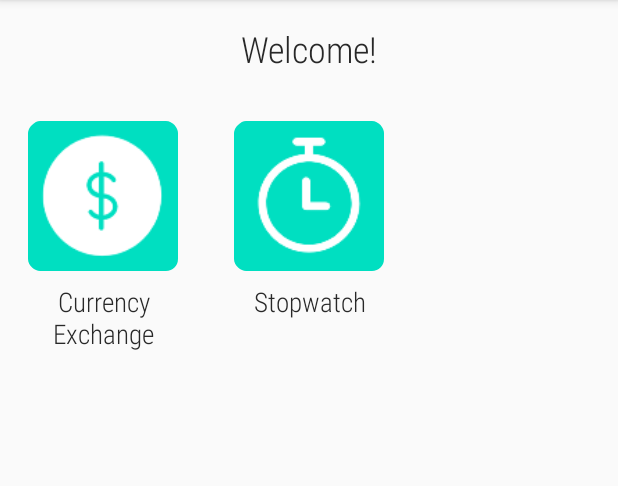
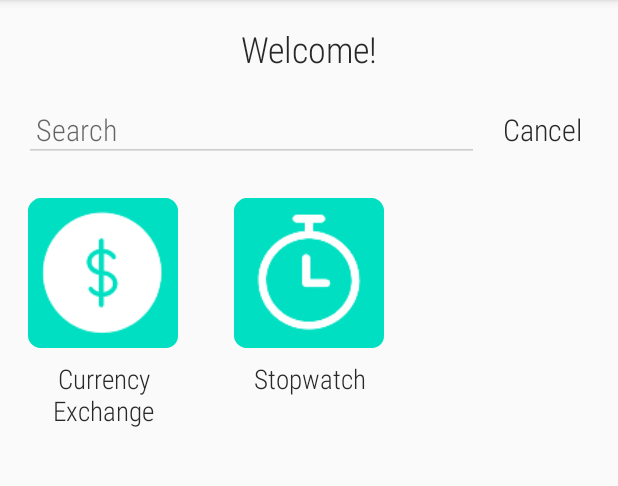
Before and after one commit to tarkowr/Utility-App, an Android app: the AppListFragment screen opened directly, with no data from a screen before it, on a phone screen of 412 x 824 dp, the part 84-570 px from its top. Run offline under Robolectric (Android 15) with nearby library versions, the phone set to English and light mode, and no system bars; 4 statements that could not run were skipped.

Commit message:
App search bar complete

```diff
--- a/app/src/main/java/com/example/utility/AppListFragment.java
+++ b/app/src/main/java/com/example/utility/AppListFragment.java
@@ -2,9 +2,12 @@ package com.example.utility;
 
 import android.content.Intent;
 import android.os.Bundle;
+import android.text.Editable;
+import android.text.TextWatcher;
 import android.view.LayoutInflater;
 import android.view.View;
 import android.view.ViewGroup;
+import android.widget.EditText;
 import android.widget.ImageView;
 import android.widget.TextView;
 
@@ -28,13 +31,17 @@ public class AppListFragment extends Fragment {
 
     private RecyclerView appList;
     private final int NUM_COLS = 3;
-    private List<AppItem> apps = new ArrayList<>();
+    private List<AppItem> apps;
+    private AppAdapter adapter;
+    private AppDataService appDataService;
 
     @Override
     public void onCreate(Bundle savedInstanceState){
         super.onCreate(savedInstanceState);
         setRetainInstance(true);
-        this.apps = InitializeApps();
+
+        this.appDataService = AppDataService.get(getActivity());
+        this.apps = new ArrayList<>(this.appDataService.getApps());
     }
 
     @Override
@@ -44,16 +51,53 @@ public class AppListFragment extends Fragment {
         appList.setLayoutManager(new GridLayoutManager(getActivity(), NUM_COLS));
 
         setupAdapter();
+
+        final EditText searchBar = view.findViewById(R.id.app_search_bar);
+        searchBar.addTextChangedListener(search);
+
+        TextView cancel = view.findViewById(R.id.txtCancel);
+        cancel.setOnClickListener(new View.OnClickListener() {
+            public void onClick(View v) {
+                searchBar.clearFocus();
+
+                if(!searchBar.getText().equals("")){
+                    searchBar.setText(null);
+                    handleAppSearch("");
+                }
+            }
+        });
+
         return view;
     }
 
-    private List<AppItem> InitializeApps(){
-        return AppDataService.get(getActivity()).getApps();
+    private TextWatcher search = new TextWatcher() {
+        @Override
+        public void beforeTextChanged(CharSequence charSequence, int i, int i1, int i2) { }
+
+        @Override
+        public void onTextChanged(CharSequence charSequence, int i, int i1, int i2) {
+            handleAppSearch(charSequence.toString());
+        }
+
+        @Override
+        public void afterTextChanged(Editable editable) { }
+    };
+
+    private void handleAppSearch(String search){
+        apps.clear();
+        List<AppItem> appList = appDataService.ReturnAppsByName(search);
+
+        for(AppItem app : appList){
+            apps.add(app);
+        }
+
+        adapter.notifyDataSetChanged();
     }
 
     private void setupAdapter(){
         if(isAdded()){
-            appList.setAdapter(new AppAdapter(apps, onAppClickListener));
+            this.adapter = new AppAdapter(this.apps, onAppClickListener);
+            appList.setAdapter(this.adapter);
         }
     }
 
--- a/app/src/main/java/com/example/utility/dataservice/AppDataService.java
+++ b/app/src/main/java/com/example/utility/dataservice/AppDataService.java
@@ -1,6 +1,7 @@
 package com.example.utility.dataservice;
 
 import android.content.Context;
+import android.util.Log;
 
 import com.example.utility.R;
 import com.example.utility.apps.CurrencyExchangeAppFragment;
@@ -58,4 +59,24 @@ public class AppDataService {
         return appItem;
     }
 
+    public List<AppItem> ReturnAppsByName(String name){
+        List<AppItem> appList = new ArrayList<>();
+
+        if (name.equals(null) || name.isEmpty()){
+            return apps;
+        }
+
+        Integer size = name.length();
+
+        for(AppItem app : apps){
+            String appName = app.getName();
+            Integer substringEndIndex = (size < appName.length() ? size : appName.length());
+            if(appName.substring(0, substringEndIndex).toLowerCase().equals(name.toLowerCase())){
+                appList.add(app);
+            }
+        }
+
+        return appList;
+    }
+
 }
--- a/app/src/main/res/drawable/navbar_border.xml
+++ b/app/src/main/res/drawable/navbar_border.xml
@@ -3,7 +3,8 @@
 
     <item android:left="-2dp"  android:right="-1dp">
         <shape android:shape="rectangle">
-            <stroke android:width="1dp" android:color="@color/colorPrimaryDark" />
+            <stroke android:width="1dp" android:color="#ccc" />
+            <solid android:color="#f4f4f4"></solid>
         </shape>
     </item>
 
--- a/app/src/main/res/layout/activity_home.xml
+++ b/app/src/main/res/layout/activity_home.xml
@@ -27,7 +27,6 @@
         android:id="@+id/home_fragment_container"
         android:layout_width="match_parent"
         android:layout_height="0dp"
-        android:layout_marginTop="16dp"
         app:layout_constraintBottom_toBottomOf="parent"
         app:layout_constraintEnd_toEndOf="parent"
         app:layout_constraintHorizontal_bias="0.5"
--- a/app/src/main/res/layout/fragment_app_list.xml
+++ b/app/src/main/res/layout/fragment_app_list.xml
@@ -1,8 +1,56 @@
 <?xml version="1.0" encoding="utf-8"?>
-<androidx.recyclerview.widget.RecyclerView xmlns:android="http://schemas.android.com/apk/res/android"
-    android:id="@+id/app_recycler_list"
+<androidx.constraintlayout.widget.ConstraintLayout xmlns:android="http://schemas.android.com/apk/res/android"
+    xmlns:app="http://schemas.android.com/apk/res-auto"
+    xmlns:tools="http://schemas.android.com/tools"
     android:layout_width="match_parent"
-    android:layout_height="match_parent">
+    android:layout_height="match_parent"
+    android:focusableInTouchMode="true">
 
+    <EditText
+        android:id="@+id/app_search_bar"
+        android:layout_width="0dp"
+        android:layout_height="wrap_content"
+        android:layout_marginStart="16dp"
+        android:layout_marginEnd="16dp"
+        android:layout_marginBottom="24dp"
+        android:backgroundTint="@color/colorGray"
+        android:ems="10"
+        android:fontFamily="sans-serif-condensed-light"
+        android:hint="@string/txt_search"
+        android:imeOptions="actionDone"
+        android:inputType="textPersonName"
+        android:padding="8dp"
+        android:textColor="@color/colorPrimaryDark"
+        android:textSize="20sp"
+        app:layout_constraintBottom_toTopOf="@+id/app_recycler_list"
+        app:layout_constraintEnd_toStartOf="@+id/txtCancel"
+        app:layout_constraintStart_toStartOf="parent"
+        app:layout_constraintTop_toTopOf="parent" />
 
-</androidx.recyclerview.widget.RecyclerView>
+    <TextView
+        android:id="@+id/txtCancel"
+        android:layout_width="wrap_content"
+        android:layout_height="wrap_content"
+        android:layout_marginTop="8dp"
+        android:layout_marginEnd="24dp"
+        android:clickable="true"
+        android:focusable="true"
+        android:fontFamily="sans-serif-condensed-light"
+        android:text="@string/txt_cancel"
+        android:textColor="@color/colorPrimaryDark"
+        android:textSize="20sp"
+        app:layout_constraintEnd_toEndOf="parent"
+        app:layout_constraintTop_toTopOf="parent" />
+
+    <androidx.recyclerview.widget.RecyclerView
+        android:id="@+id/app_recycler_list"
+        android:layout_width="match_parent"
+        android:layout_height="0dp"
+        app:layout_constraintBottom_toBottomOf="parent"
+        app:layout_constraintEnd_toEndOf="parent"
+        app:layout_constraintStart_toStartOf="parent"
+        app:layout_constraintTop_toBottomOf="@+id/app_search_bar">
+
+    </androidx.recyclerview.widget.RecyclerView>
+
+</androidx.constraintlayout.widget.ConstraintLayout>
--- a/app/src/main/res/values/colors.xml
+++ b/app/src/main/res/values/colors.xml
@@ -4,4 +4,7 @@
     <color name="colorPrimaryDark">#282828</color>
     <color name="colorAccent">#D81B60</color>
     <color name="colorSecondary">#00a18b</color>
+    <color name="colorLight">#F7F7F7</color>
+    <color name="colorLightGray">#eee</color>
+    <color name="colorGray">#CCCCCC</color>
 </resources>
--- a/app/src/main/res/values/strings.xml
+++ b/app/src/main/res/values/strings.xml
@@ -15,6 +15,8 @@
     <string name="txt_account_name">Account Name:</string>
     <string name="app_content_desc">App Icon</string>
     <string name="app_home_icon">Home</string>
+    <string name="txt_search">Search</string>
+    <string name="txt_cancel">Cancel</string>
 
     <!--Stopwatch App-->
     <string name="app_stopwatch">Stopwatch</string>
```
